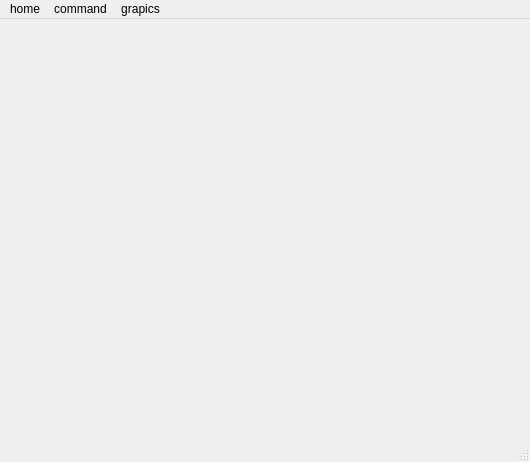
Old version of the form qt/QtSide6/exam11_grp/UI/MainWindow.ui in the repository gbox3d/python_study.
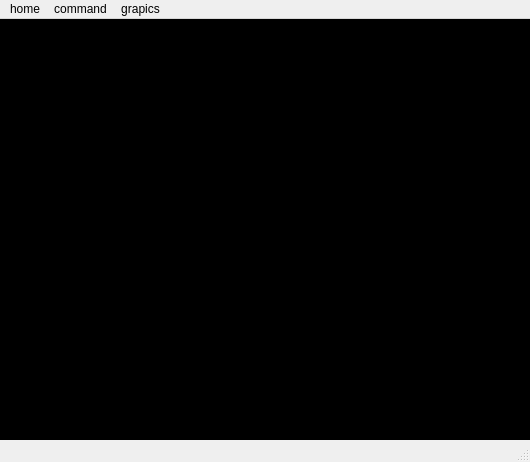
New version of the form.

What changed in the file:
```diff
--- a/qt/QtSide6/exam11_grp/UI/MainWindow.ui
+++ b/qt/QtSide6/exam11_grp/UI/MainWindow.ui
@@ -13,7 +13,11 @@
   <property name="windowTitle">
    <string>MainWindow</string>
   </property>
-  <widget class="QWidget" name="centralwidget"/>
+  <widget class="QWidget" name="centralwidget">
+   <property name="styleSheet">
+    <string notr="true">background-color:black;</string>
+   </property>
+  </widget>
   <widget class="QMenuBar" name="menubar">
    <property name="geometry">
     <rect>
```
Left out of the diff: 2 changed lines with no effect on the pictures.
